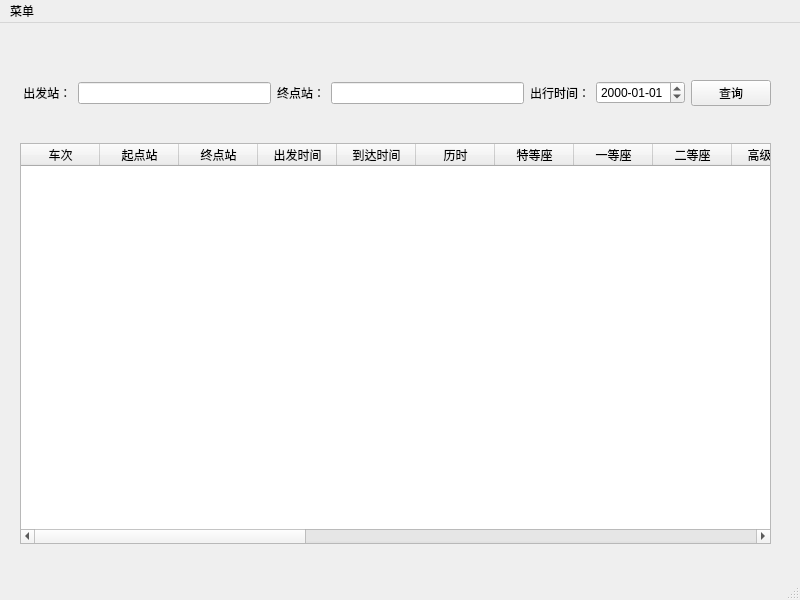
The window that 12306/12306.ui (curlstyle/12306_search) describes before a commit, drawn with Qt 5.
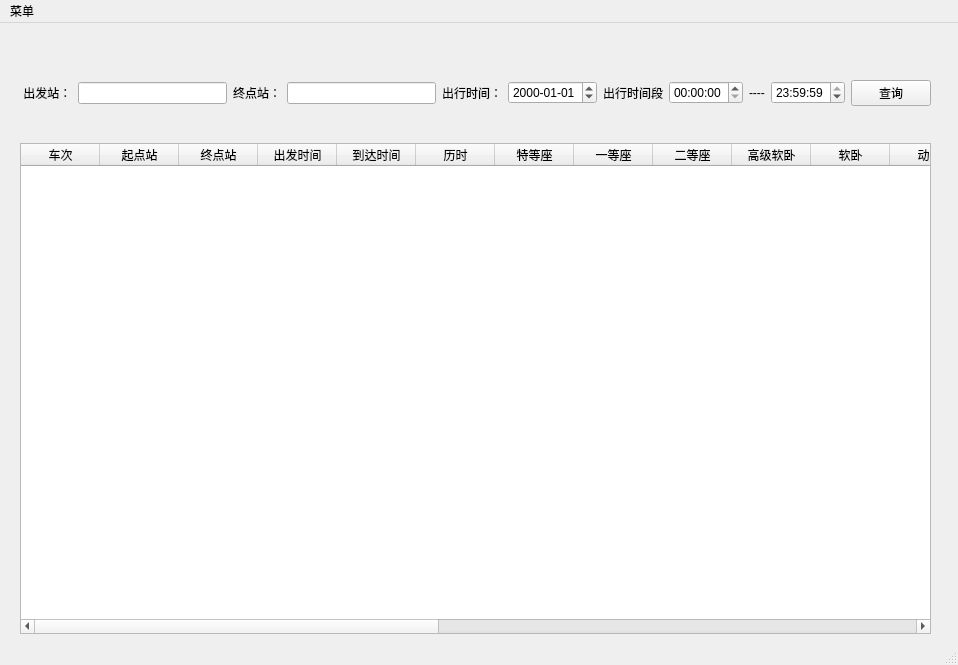
The same window after the commit.

Commit message:
解决了information_count的bug；增加按时间段查询的方法
解决了information_count的bug；增加按时间段查询的方法

What changed in the file:
```diff
--- a/12306/12306.ui
+++ b/12306/12306.ui
@@ -6,8 +6,8 @@
    <rect>
     <x>0</x>
     <y>0</y>
-    <width>800</width>
-    <height>600</height>
+    <width>958</width>
+    <height>665</height>
    </rect>
   </property>
   <property name="mouseTracking">
@@ -22,7 +22,7 @@
      <rect>
       <x>20</x>
       <y>30</y>
-      <width>751</width>
+      <width>911</width>
       <height>80</height>
      </rect>
     </property>
@@ -64,6 +64,37 @@
        </property>
       </widget>
      </item>
+     <item>
+      <widget class="QLabel" name="label_4">
+       <property name="text">
+        <string>出行时间段</string>
+       </property>
+      </widget>
+     </item>
+     <item>
+      <widget class="QTimeEdit" name="timeEdit"/>
+     </item>
+     <item>
+      <widget class="QLabel" name="label_5">
+       <property name="text">
+        <string>----</string>
+       </property>
+      </widget>
+     </item>
+     <item>
+      <widget class="QTimeEdit" name="timeEdit_2">
+       <property name="dateTime">
+        <datetime>
+         <hour>23</hour>
+         <minute>59</minute>
+         <second>59</second>
+         <year>2000</year>
+         <month>1</month>
+         <day>1</day>
+        </datetime>
+       </property>
+      </widget>
+     </item>
      <item>
       <widget class="QPushButton" name="pushButton">
        <property name="text">
@@ -78,8 +109,8 @@
      <rect>
       <x>20</x>
       <y>120</y>
-      <width>751</width>
-      <height>401</height>
+      <width>911</width>
+      <height>491</height>
      </rect>
     </property>
     <property name="frameShadow">
@@ -218,7 +249,7 @@
     <rect>
      <x>0</x>
      <y>0</y>
-     <width>800</width>
+     <width>958</width>
      <height>23</height>
     </rect>
    </property>
```
The commit also changes 4 other files.
